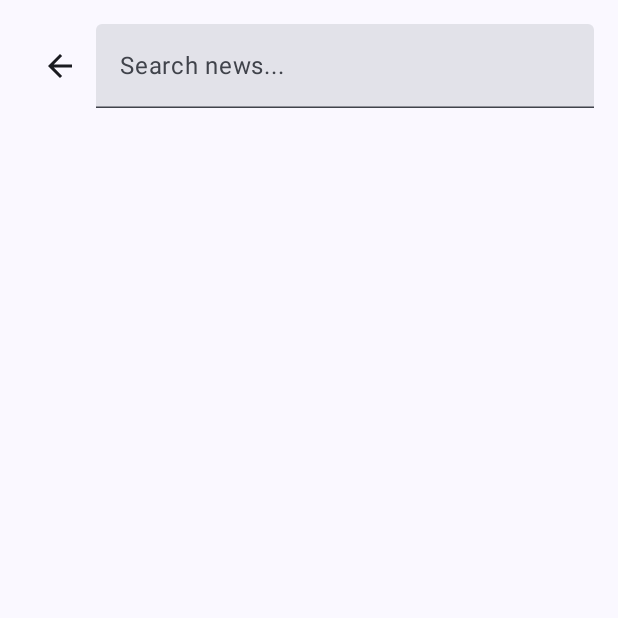
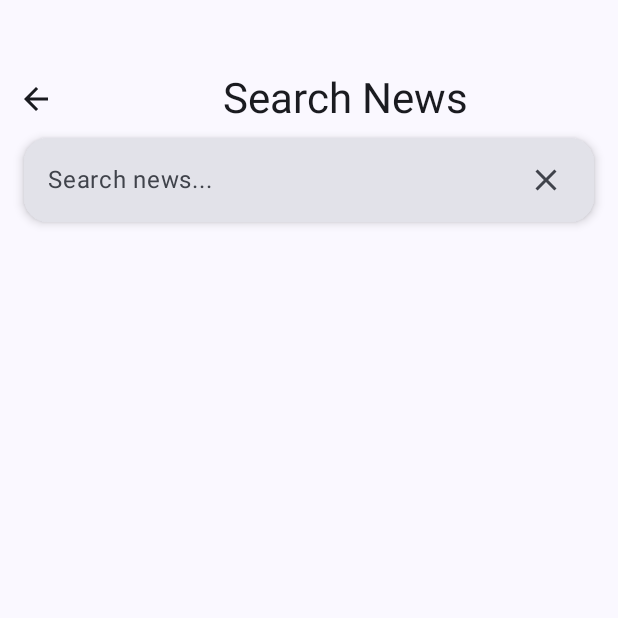
Before and after one commit to akshay-savaliya/QuickUpdates, an Android app built with Jetpack Compose: the SearchScreen screen opened through its navigation route, on a phone screen of 412 x 824 dp, the top half of it. Run offline under Robolectric (Android 15) with nearby library versions, the phone set to English and light mode, and no system bars; our stand-ins replace Dagger/Hilt's generated code, Firebase (no records; nobody signed in at launch, a user with empty details on screens opened directly), Shimmer, livedata-compose, paging; libraries missing offline, so code that uses them is left out: com.kwabenaberko.newsapilib; 2 statements that could not run were skipped.

Commit message:
feat: Enhance search screen with loading state and UI improvements
This commit introduces the following changes to the search screen:

- **Loading Indicator:** Implements a loading state using `isLoading` LiveData in `NewsViewModel`. Shimmer placeholders (`ShimmerArticleItemCard`) are displayed while fetching search results.
- **Improved UI:**
    - Adds a `Scaffold` with a top app bar for the search screen title and back navigation.
    - Styles the search input field within a `Card` with rounded corners and a clear button.
    - Removes the default `TextField` indicator.
    - Centers a "No results found." message when the search yields no articles.
- **Search Logic Update:**
    - Triggers search (`fetchEverythingWithQuery`) only when the query length is 3 or more characters.
- **Dependencies & API Level:**
    - Adds `@RequiresApi(Build.VERSION_CODES.O)` to `SearchScreen` due to potential API usage.
- **Icon Update:**
    - Changes `Icons.Default.ArrowBack` to `Icons.AutoMirrored.Filled.ArrowBack` for better right-to-left language support.

```diff
--- a/app/src/main/java/com/ags/quickupdates/ui/screens/main/SearchScreen.kt
+++ b/app/src/main/java/com/ags/quickupdates/ui/screens/main/SearchScreen.kt
@@ -1,18 +1,31 @@
 package com.ags.quickupdates.ui.screens.main
 
+import android.os.Build
+import androidx.annotation.RequiresApi
+import androidx.compose.foundation.background
+import androidx.compose.foundation.layout.Box
 import androidx.compose.foundation.layout.Column
 import androidx.compose.foundation.layout.Row
+import androidx.compose.foundation.layout.Spacer
 import androidx.compose.foundation.layout.fillMaxSize
 import androidx.compose.foundation.layout.fillMaxWidth
+import androidx.compose.foundation.layout.height
 import androidx.compose.foundation.layout.padding
 import androidx.compose.foundation.lazy.LazyColumn
 import androidx.compose.foundation.lazy.items
+import androidx.compose.foundation.shape.RoundedCornerShape
 import androidx.compose.material.icons.Icons
-import androidx.compose.material.icons.filled.ArrowBack
+import androidx.compose.material.icons.automirrored.filled.ArrowBack
+import androidx.compose.material.icons.filled.Clear
+import androidx.compose.material3.Card
+import androidx.compose.material3.CardDefaults
 import androidx.compose.material3.Icon
 import androidx.compose.material3.IconButton
+import androidx.compose.material3.MaterialTheme
+import androidx.compose.material3.Scaffold
 import androidx.compose.material3.Text
 import androidx.compose.material3.TextField
+import androidx.compose.material3.TextFieldDefaults
 import androidx.compose.runtime.Composable
 import androidx.compose.runtime.getValue
 import androidx.compose.runtime.livedata.observeAsState
@@ -21,12 +34,16 @@ import androidx.compose.runtime.remember
 import androidx.compose.runtime.setValue
 import androidx.compose.ui.Alignment
 import androidx.compose.ui.Modifier
+import androidx.compose.ui.graphics.Color
+import androidx.compose.ui.text.style.TextAlign
 import androidx.compose.ui.unit.dp
 import androidx.hilt.navigation.compose.hiltViewModel
 import androidx.navigation.NavHostController
 import com.ags.quickupdates.ui.components.ArticleItem
 import com.ags.quickupdates.ui.screens.main.viewmodel.NewsViewModel
+import com.ags.quickupdates.ui.shimmer.ShimmerArticleItemCard
 
+@RequiresApi(Build.VERSION_CODES.O)
 @Composable
 fun SearchScreen(
     navController: NavHostController,
@@ -34,18 +51,44 @@ fun SearchScreen(
 ) {
     var query by remember { mutableStateOf("") }
     val articles = newsViewModel.articles.observeAsState(emptyList())
+    val isLoading = newsViewModel.isLoading.observeAsState(false)
+    val isEmpty = articles.value.isEmpty() && query.length >= 3 && isLoading.value == false
+
+    Scaffold(
+        topBar = {
+            Row(
+                verticalAlignment = Alignment.CenterVertically,
+                modifier = Modifier.fillMaxWidth().padding(top = 40.dp)
+            ) {
+                IconButton(onClick = { navController.popBackStack() }) {
+                    Icon(Icons.AutoMirrored.Filled.ArrowBack, contentDescription = "Back")
+                }
+                Text(
+                    text = "Search News",
+                    style = MaterialTheme.typography.headlineMedium,
+                    modifier = Modifier
+                        .fillMaxWidth()
+                        .padding(8.dp),
+                    textAlign = TextAlign.Center
+                )
+            }
+        }
+    ) { innerPadding ->
 
         Column(
             modifier = Modifier
                 .fillMaxSize()
-            .padding(16.dp)
+                .background(MaterialTheme.colorScheme.background)
+                .padding(innerPadding)
         ) {
-
-        Row(verticalAlignment = Alignment.CenterVertically) {
-            IconButton(onClick = { navController.popBackStack() }) {
-                Icon(Icons.Default.ArrowBack, contentDescription = "Back")
-            }
-
+            // Search bar
+            Card(
+                elevation = CardDefaults.cardElevation(defaultElevation = 4.dp),
+                shape = RoundedCornerShape(16.dp),
+                modifier = Modifier
+                    .fillMaxWidth()
+                    .padding(horizontal = 16.dp)
+            ) {
                 TextField(
                     value = query,
                     onValueChange = {
@@ -54,16 +97,53 @@ fun SearchScreen(
                             newsViewModel.fetchEverythingWithQuery(query)
                         }
                     },
-                modifier = Modifier.fillMaxWidth(),
+                    modifier = Modifier
+                        .fillMaxWidth()
+                        .padding(end = 8.dp),
                     placeholder = { Text("Search news...") },
-                singleLine = true
+                    singleLine = true,
+                    colors = TextFieldDefaults.colors(
+                        focusedIndicatorColor = Color.Transparent,
+                        unfocusedIndicatorColor = Color.Transparent
+                    ),
+                    trailingIcon = {
+                        IconButton(onClick = { query = "" }) {
+                            Icon(Icons.Default.Clear, contentDescription = "Back")
+                        }
+                    }
                 )
             }
 
-        LazyColumn(modifier = Modifier.fillMaxSize()) {
+            Spacer(modifier = Modifier.height(16.dp))
+
+            // Results or Shimmer/Empty/Error state
+            when {
+                isLoading.value == true -> {
+                    LazyColumn {
+                        items(10) { ShimmerArticleItemCard() }
+                    }
+                }
+
+                isEmpty -> {
+                    Box(
+                        modifier = Modifier.fillMaxSize(),
+                        contentAlignment = Alignment.Center
+                    ) {
+                        Text(
+                            "No results found.",
+                            style = MaterialTheme.typography.bodyMedium.copy(color = Color.Gray)
+                        )
+                    }
+                }
+
+                else -> {
+                    LazyColumn {
                         items(articles.value) { article ->
                             ArticleItem(article, navController)
                         }
                     }
                 }
             }
+        }
+    }
+}
--- a/app/src/main/java/com/ags/quickupdates/ui/screens/main/viewmodel/NewsViewModel.kt
+++ b/app/src/main/java/com/ags/quickupdates/ui/screens/main/viewmodel/NewsViewModel.kt
@@ -26,8 +26,11 @@ class NewsViewModel @Inject constructor(
     private val _articles = MutableLiveData<List<Article>>()
     val articles: LiveData<List<Article>> = _articles
 
+    private val _isLoading = MutableLiveData(false)
+    val isLoading: LiveData<Boolean> get() = _isLoading
+
     fun fetchEverythingWithQuery(query: String = "GENERAL") {
-
+        _isLoading.value = true
         val request = EverythingRequest.Builder().language("en").q(query).build()
 
         newsApiClient.getEverything(request, object : NewsApiClient.ArticlesResponseCallback {
@@ -35,10 +38,12 @@ class NewsViewModel @Inject constructor(
                 response?.articles?.let {
                     _articles.postValue(it)
                 }
+                _isLoading.value = false
             }
 
             override fun onFailure(throwable: Throwable?) {
                 Log.i("NewsAPI Response", "Error: ${throwable?.message}")
+                _isLoading.value = false
             }
         })
     }
```
Lines whose indentation alone changed are shown as unchanged.
